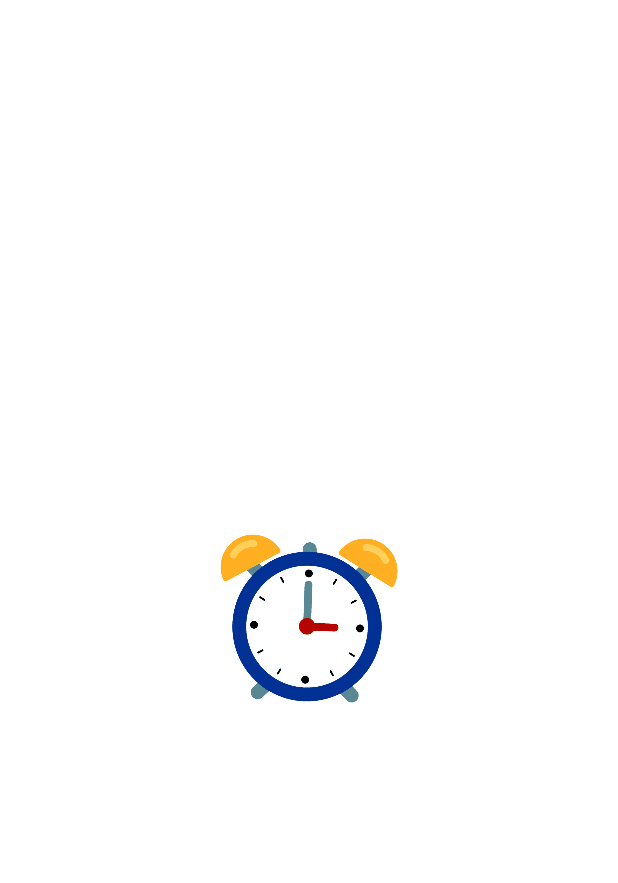
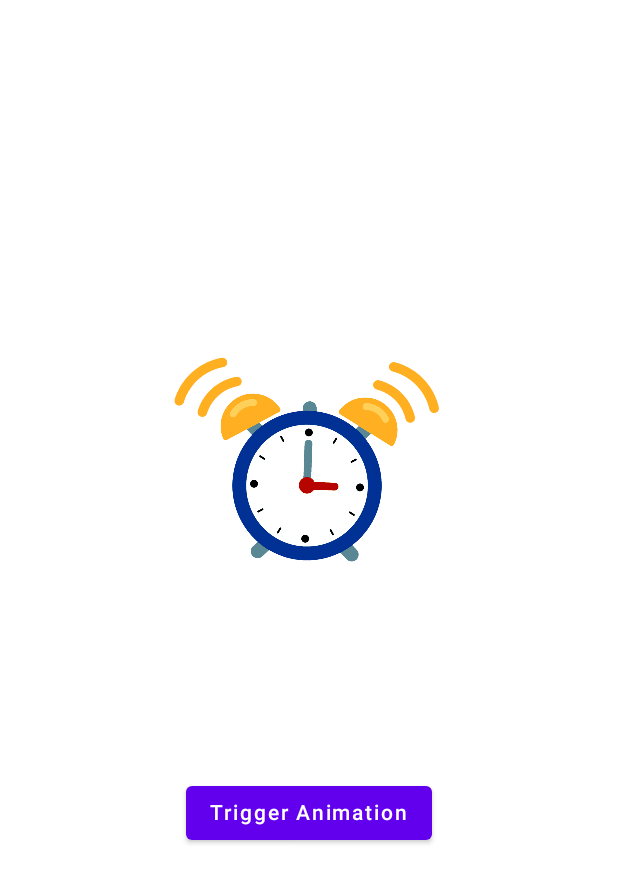
Before and after one commit to SharmaPrateek196/ComposeAnimationExamples, an Android app built with Jetpack Compose: the screen it shows after launch (MainActivity), on a phone screen of 412 x 824 dp. Shown: the top 883 px of the screen. Run offline under Robolectric (Android 15) with nearby library versions, the phone set to English and light mode, and no system bars.

Commit message:
done: alarm animation using animateOffsetAsState api

```diff
--- a/app/src/main/java/com/rangranjan/composeanimations/MainActivity.kt
+++ b/app/src/main/java/com/rangranjan/composeanimations/MainActivity.kt
@@ -3,11 +3,14 @@ package com.rangranjan.composeanimations
 import android.os.Bundle
 import androidx.activity.ComponentActivity
 import androidx.activity.compose.setContent
+import androidx.compose.foundation.layout.Box
+import androidx.compose.foundation.layout.BoxWithConstraints
 import androidx.compose.foundation.layout.fillMaxSize
 import androidx.compose.material.MaterialTheme
 import androidx.compose.material.Surface
 import androidx.compose.material.Text
 import androidx.compose.runtime.Composable
+import androidx.compose.ui.Alignment
 import androidx.compose.ui.Modifier
 import androidx.compose.ui.tooling.preview.Preview
 import com.rangranjan.composeanimations.ui.SpringWaveAnimation
@@ -20,12 +23,15 @@ class MainActivity : ComponentActivity() {
 
         setContent {
             ComposeAnimationsTheme {
-                // A surface container using the 'background' color from the theme
                 Surface(
                     modifier = Modifier.fillMaxSize(),
                     color = MaterialTheme.colors.background
                 ) {
-                    AlarmAnimation()
+                    BoxWithConstraints(
+                        contentAlignment = Alignment.Center
+                    ) {
+                        AlarmAnimation()
+                    }
                 }
             }
         }
--- a/app/src/main/java/com/rangranjan/composeanimations/ui/alarm/AlarmAnimation.kt
+++ b/app/src/main/java/com/rangranjan/composeanimations/ui/alarm/AlarmAnimation.kt
@@ -1,19 +1,15 @@
 package com.rangranjan.composeanimations.ui.alarm
 
-import androidx.compose.animation.core.Animatable
-import androidx.compose.animation.core.Spring
-import androidx.compose.animation.core.keyframes
-import androidx.compose.animation.core.spring
+import androidx.compose.animation.core.*
 import androidx.compose.foundation.Image
-import androidx.compose.foundation.clickable
-import androidx.compose.foundation.layout.BoxWithConstraints
-import androidx.compose.foundation.layout.fillMaxSize
-import androidx.compose.foundation.layout.size
+import androidx.compose.foundation.layout.*
+import androidx.compose.material.Button
+import androidx.compose.material.Text
 import androidx.compose.runtime.*
 import androidx.compose.ui.Alignment
 import androidx.compose.ui.Modifier
 import androidx.compose.ui.draw.rotate
-import androidx.compose.ui.graphics.graphicsLayer
+import androidx.compose.ui.geometry.Offset
 import androidx.compose.ui.res.painterResource
 import androidx.compose.ui.tooling.preview.Preview
 import androidx.compose.ui.unit.dp
@@ -25,22 +21,34 @@ import kotlinx.coroutines.launch
 @Composable
 fun AlarmAnimation() {
 
-    var animationState by remember {
+    var noiseAnimationState by remember {
         mutableStateOf(Idle)
+    }
+
+    val leftNoiseOffsetState by animateOffsetAsState(
+        targetValue = if(noiseAnimationState == Running) Offset(-54f, -45f) else Offset(-34f, -25f),
+        animationSpec = tween(1200, easing = FastOutSlowInEasing),
+    ) {
+        noiseAnimationState = Idle
+    }
+
+    val rightNoiseOffsetState by animateOffsetAsState(
+        targetValue = if(noiseAnimationState == Running) Offset(120f, -43f) else Offset(100f, -23f),
+        animationSpec = tween(1200, easing = FastOutSlowInEasing),
+    ) {
+        noiseAnimationState = Idle
     }
 
     val watchFaceRotationAnimation = remember {
         Animatable(0f)
     }
 
-    LaunchedEffect(key1 = animationState) {
-        watchFaceRotationAnimation.animateTo(
-            targetValue = 0f,
-            animationSpec = watchRotationAnimSpec
-        )
-    }
+    val coroutineScope = rememberCoroutineScope()
 
-    BoxWithConstraints(modifier = Modifier.fillMaxSize()) {
+    Column(
+        horizontalAlignment = Alignment.CenterHorizontally
+    ) {
+        BoxWithConstraints {
             Image(
                 painter = painterResource(id = R.drawable.alarm),
                 contentDescription = "Alarm watch",
@@ -48,32 +56,64 @@ fun AlarmAnimation() {
                     .size(120.dp)
                     .align(Alignment.Center)
                     .rotate(watchFaceRotationAnimation.value)
-                .clickable {
-                    animationState = if(animationState==Idle) Running else Idle
-                }
             )
 
+
+            Image(
+                painter = painterResource(id = R.drawable.alarm_noise_left),
+                contentDescription = "noise",
+                modifier = Modifier
+                    .size(50.dp)
+                    .offset(leftNoiseOffsetState.x.dp, leftNoiseOffsetState.y.dp)
+            )
+
+            Image(
+                painter = painterResource(id = R.drawable.alarm_noise_right),
+                contentDescription = "noise",
+                modifier = Modifier
+                    .size(50.dp)
+                    .offset(rightNoiseOffsetState.x.dp, rightNoiseOffsetState.y.dp)
+            )
+        }
+
+        Box(modifier = Modifier.height(140.dp))
+
+        Button(
+            onClick = {
+                noiseAnimationState = if (noiseAnimationState == Idle) Running else Idle
+
+                coroutineScope.launch {
+                    watchFaceRotationAnimation.animateTo(
+                        targetValue = 0f,
+                        animationSpec = watchRotationAnimSpec,
+                        initialVelocity = .5f
+                    )
+                }
+            }
+        ) {
+            Text(text = "Trigger Animation")
+        }
     }
 }
 
 val watchRotationAnimSpec = keyframes<Float> {
     durationMillis = 1800
-    -45f at 200
-    45f at 500
-    -30f at 900
-    30f at 1200
-    -15f at 1400
-    15f at 1600
-    -5f at 1700
-    5f at 1750
-    0f at 1800
+    -45f at 200 with LinearEasing
+    45f at 500 with LinearEasing
+    -30f at 950 with LinearEasing
+    30f at 1200 with LinearEasing
+    -15f at 1450 with LinearEasing
+    15f at 1600 with LinearEasing
+    -5f at 1700 with LinearEasing
+    5f at 1750 with LinearEasing
+    0f at 1800 with LinearEasing
 }
 
 enum class AnimationState {
     Idle, Running
 }
 
-@Preview
+@Preview(showSystemUi = true)
 @Composable
 fun AlarmAnimationPrev() {
     AlarmAnimation()
--- a/build.gradle
+++ b/build.gradle
@@ -1,12 +1,12 @@
 buildscript {
     ext {
-        compose_version = '1.0.1'
+        compose_version = '1.1.1'
     }
 }// Top-level build file where you can add configuration options common to all sub-projects/modules.
 plugins {
     id 'com.android.application' version '7.1.0' apply false
     id 'com.android.library' version '7.1.0' apply false
-    id 'org.jetbrains.kotlin.android' version '1.5.21' apply false
+    id 'org.jetbrains.kotlin.android' version '1.6.10' apply false
 }
 
 task clean(type: Delete) {
```
Also changed, not shown: app/src/main/java/com/rangranjan/composeanimations/ui/springwave/SpringWaveAnimation.kt (+30 -14 lines), app/src/main/res/drawable/alarm_noise_left.png (added), app/src/main/res/drawable/alarm_noise_right.png (added). Lines whose indentation alone changed are shown as unchanged.
